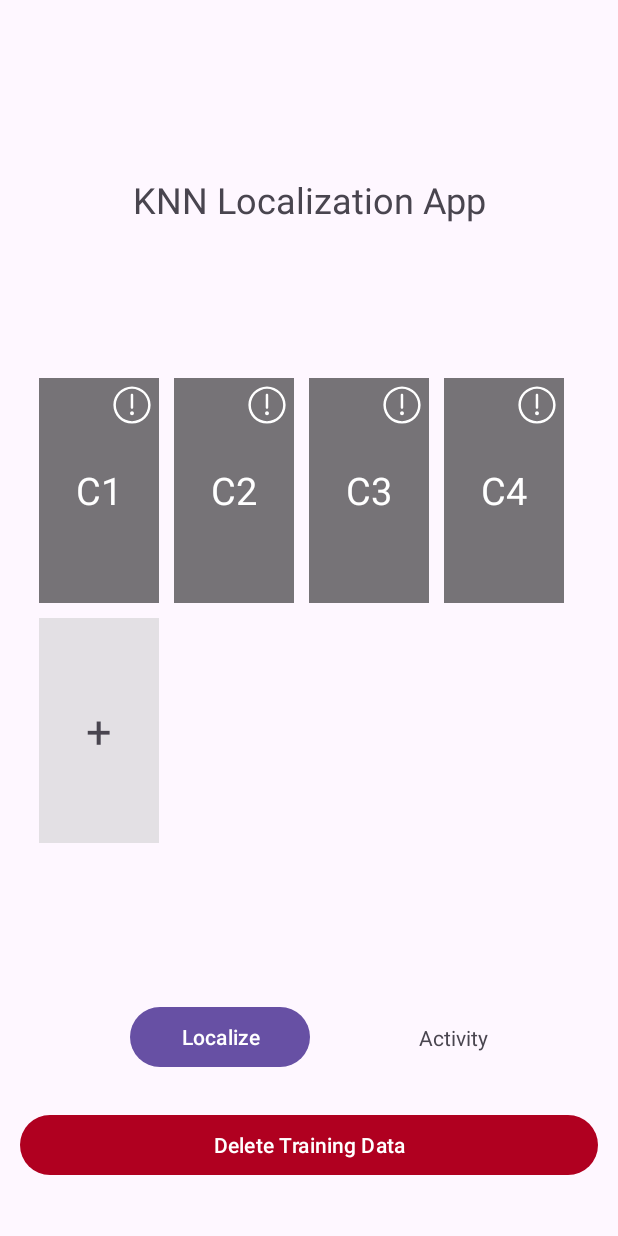
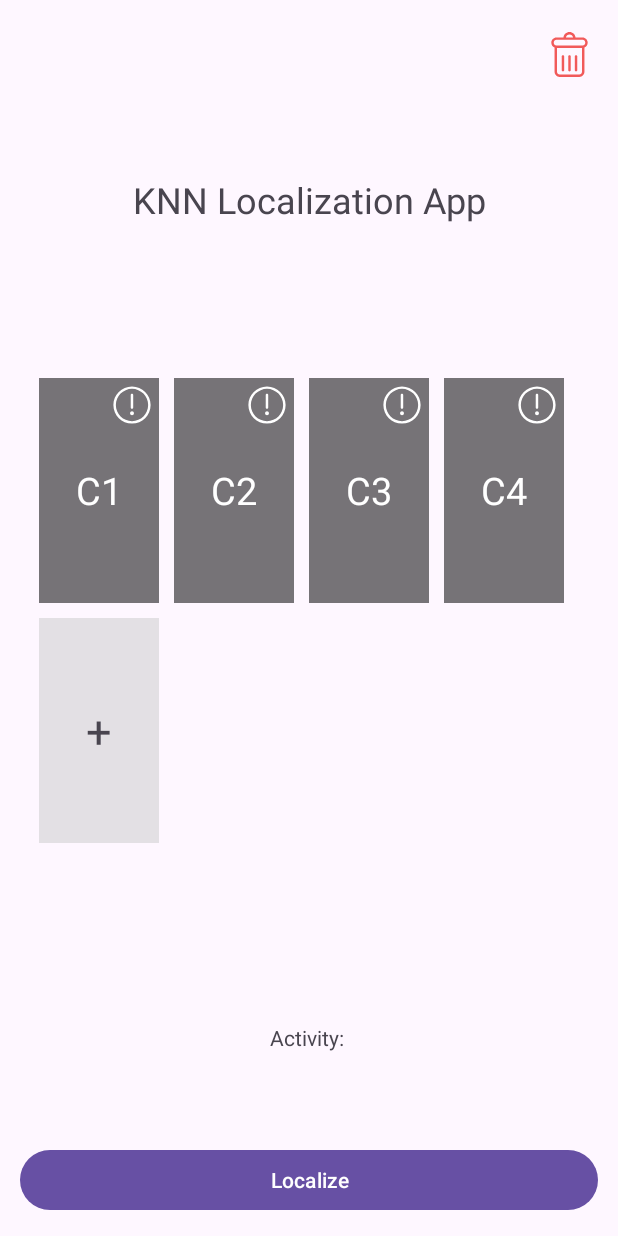
Before and after one commit to AsteriosPar/SmartphoneSensing-2023, an Android app: the screen it shows after launch (MainActivity), on a phone screen of 412 x 824 dp. Run offline under Robolectric (Android 15) with nearby library versions, the phone set to English and light mode, and no system bars.

Commit message:
Fixed: GUI is more organized in terms of buttons and actions

```diff
--- a/app/src/main/java/com/tudelft/indoorlocalizationapp/MainActivity.java
+++ b/app/src/main/java/com/tudelft/indoorlocalizationapp/MainActivity.java
@@ -45,7 +45,7 @@ public class MainActivity extends AppCompatActivity implements View.OnClickListe
         txt4.setOnClickListener(this);
         Button btn_start = findViewById(R.id.btn_start);
         btn_start.setOnClickListener(this);
-        Button btn_delete = findViewById(R.id.btn_delete);
+        ImageView btn_delete = findViewById(R.id.btn_delete);
         btn_delete.setOnClickListener(this);
 
         db = new DatabaseClass(this);
--- /dev/null
+++ b/app/src/main/res/drawable/delete_button_svgrepo_com.xml
@@ -0,0 +1,7 @@
+<vector android:height="30dp" android:viewportHeight="482.43"
+    android:viewportWidth="482.43" android:width="30dp" xmlns:android="http://schemas.android.com/apk/res/android">
+    <path android:fillColor="#F15A5A" android:pathData="M381.16,57.8h-75.09C302.32,25.32 274.69,0 241.21,0c-33.47,0 -61.1,25.32 -64.85,57.8h-75.1c-30.39,0 -55.11,24.73 -55.11,55.12v2.83c0,23.22 14.46,43.1 34.83,51.2v260.37c0,30.39 24.72,55.12 55.11,55.12h210.24c30.39,0 55.11,-24.73 55.11,-55.12V166.94c20.37,-8.1 34.83,-27.98 34.83,-51.2v-2.83C436.27,82.53 411.55,57.8 381.16,57.8zM241.21,26.14c19.04,0 34.93,13.65 38.44,31.66h-76.88C206.29,39.78 222.18,26.14 241.21,26.14zM375.3,427.31c0,15.98 -13,28.98 -28.97,28.98H136.1c-15.97,0 -28.97,-13 -28.97,-28.98V170.86h268.18V427.31zM410.14,115.74c0,15.98 -13,28.98 -28.97,28.98H101.27c-15.97,0 -28.97,-13 -28.97,-28.98v-2.83c0,-15.98 13,-28.98 28.97,-28.98h279.9c15.97,0 28.97,13 28.97,28.98V115.74z"/>
+    <path android:fillColor="#F15A5A" android:pathData="M171.14,422.86c7.22,0 13.07,-5.85 13.07,-13.07V262.64c0,-7.22 -5.85,-13.07 -13.07,-13.07c-7.22,0 -13.07,5.85 -13.07,13.07v147.15C158.07,417.01 163.93,422.86 171.14,422.86z"/>
+    <path android:fillColor="#F15A5A" android:pathData="M241.21,422.86c7.22,0 13.07,-5.85 13.07,-13.07V262.64c0,-7.22 -5.85,-13.07 -13.07,-13.07c-7.22,0 -13.07,5.85 -13.07,13.07v147.15C228.15,417.01 234,422.86 241.21,422.86z"/>
+    <path android:fillColor="#F15A5A" android:pathData="M311.28,422.86c7.22,0 13.07,-5.85 13.07,-13.07V262.64c0,-7.22 -5.85,-13.07 -13.07,-13.07c-7.22,0 -13.07,5.85 -13.07,13.07v147.15C298.21,417.01 304.07,422.86 311.28,422.86z"/>
+</vector>
--- a/app/src/main/res/layout/activity_main.xml
+++ b/app/src/main/res/layout/activity_main.xml
@@ -228,37 +228,23 @@
 
     <Button
         android:id="@+id/btn_start"
-        android:layout_width="120dp"
+        android:layout_width="match_parent"
         android:layout_height="wrap_content"
         android:layout_centerHorizontal="true"
         android:text="Localize"
         app:layout_constraintBottom_toBottomOf="parent"
-        app:layout_constraintEnd_toStartOf="@id/txt_activity"
-        app:layout_constraintStart_toStartOf="parent"
-        app:layout_constraintTop_toBottomOf="@+id/tableLayout" />
+        app:layout_constraintEnd_toEndOf="parent"
+        app:layout_constraintStart_toStartOf="parent" />
 
-    <Button
-        android:id="@+id/btn_delete"
-        android:layout_width="match_parent"
-        android:layout_height="wrap_content"
-        android:layout_centerHorizontal="true"
-        android:text="Delete Training Data"
-        app:backgroundTint="@color/design_default_color_error"
-        app:iconTint="@color/design_default_color_error"
-        app:layout_constraintBottom_toBottomOf="parent"
-        app:layout_constraintEnd_toEndOf="parent"
-        app:layout_constraintStart_toStartOf="parent"
-        app:layout_constraintTop_toBottomOf="@+id/btn_start"
-        app:rippleColor="@color/design_default_color_error" />
 
     <TextView
         android:id="@+id/txt_activity"
         android:layout_width="wrap_content"
         android:layout_height="wrap_content"
-        android:text="Activity"
+        android:text="Activity: "
         app:layout_constraintBottom_toBottomOf="parent"
         app:layout_constraintEnd_toEndOf="parent"
-        app:layout_constraintStart_toEndOf="@+id/btn_start"
+        app:layout_constraintStart_toStartOf="parent"
         app:layout_constraintTop_toBottomOf="@+id/tableLayout" />
 
     <TextView
@@ -272,4 +258,16 @@
         app:layout_constraintStart_toStartOf="parent"
         app:layout_constraintTop_toTopOf="parent" />
 
+
+    <ImageView
+        android:id="@+id/btn_delete"
+        android:layout_width="wrap_content"
+        android:layout_height="wrap_content"
+        android:layout_marginTop="8dp"
+        android:layout_marginEnd="4dp"
+        android:layout_marginRight="4dp"
+        app:layout_constraintEnd_toEndOf="parent"
+        app:layout_constraintTop_toTopOf="parent"
+        app:srcCompat="@drawable/delete_button_svgrepo_com" />
+
 </androidx.constraintlayout.widget.ConstraintLayout>
```
Also changed, not shown: app/src/main/java/com/tudelft/indoorlocalizationapp/TrainActivity.java (+6 -6 lines), app/src/main/res/layout/activity_train.xml (+4 -14 lines).
